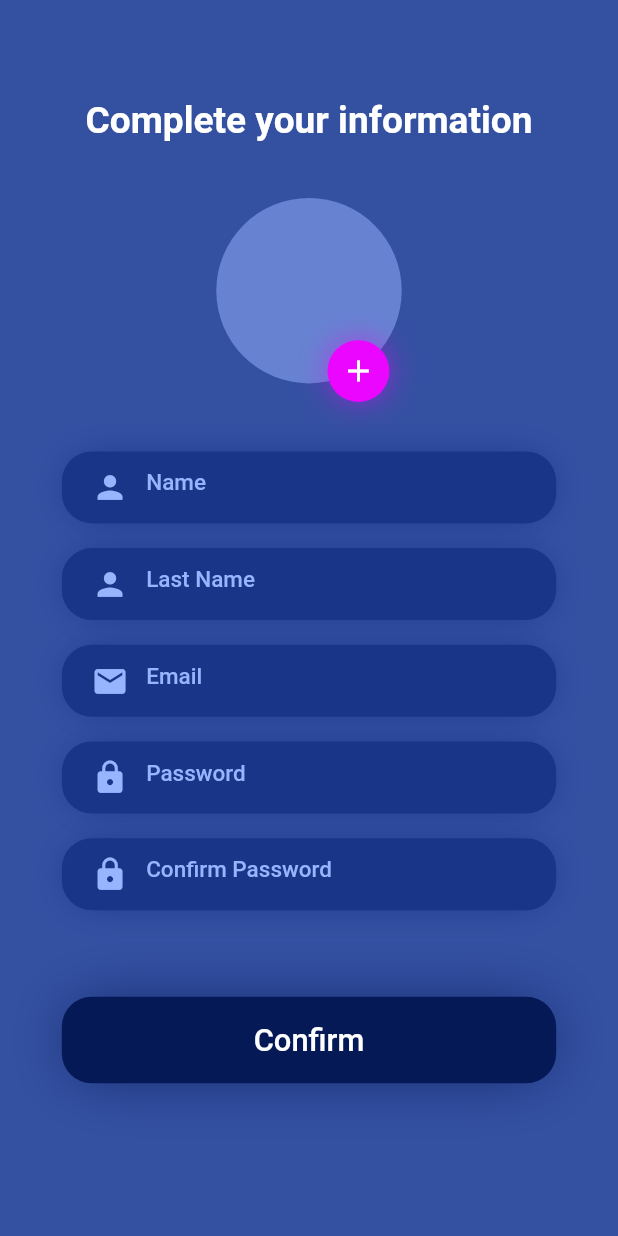
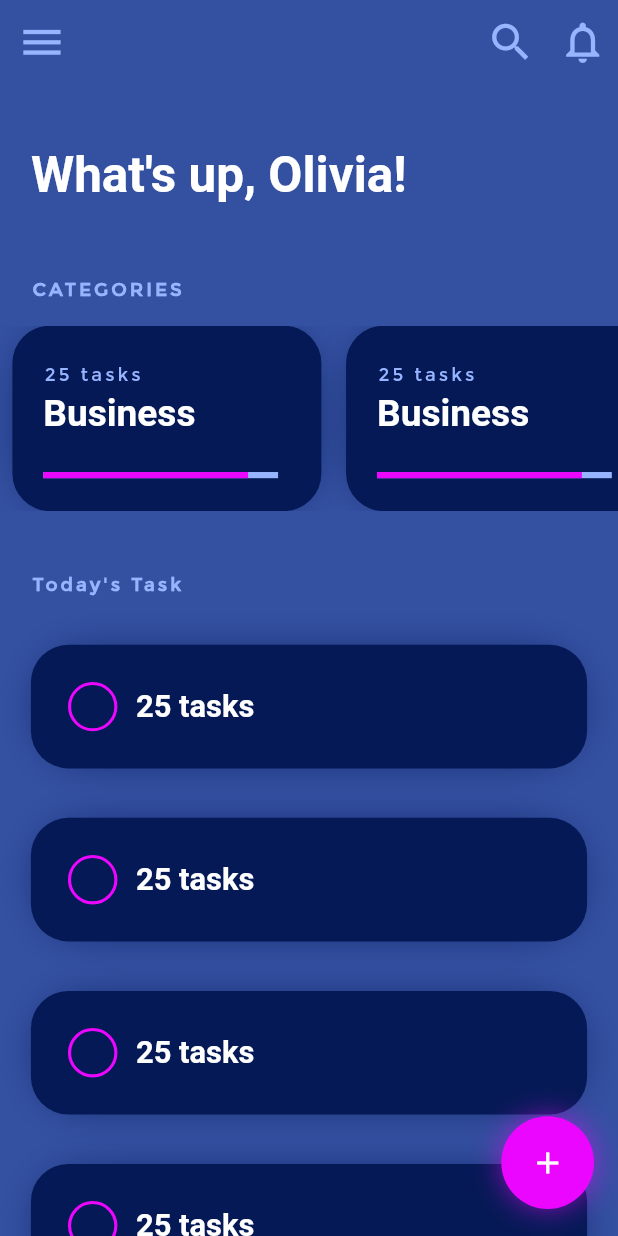
Before and after one commit to AmirMohammadKargar/Day, a Flutter app: the SignUp screen opened by its route, after a tap on "Confirm", on a phone screen of 412 x 824 dp. Run offline on Flutter 3.47's test engine with Material 2 defaults, Android fonts, the phone set to English and light mode, and no system bars; our stand-ins replace flutter_translate.

Commit message:
Complete home page in home feature.

```diff
--- a/assets/i18n/en_US.json
+++ b/assets/i18n/en_US.json
@@ -15,5 +15,11 @@
             "ConfirmPassword":"Confirm Password",
             "Confirm":"Confirm"
         }
+    },
+    "Home":{
+       "Home":{
+        "Wellcome":"What's up, ",
+        "Category":"CATEGORIES"
+       }
     }
 }
--- /dev/null
+++ b/lib/Feature/Home/presentation/pages/Home.dart
@@ -0,0 +1,147 @@
+import 'package:Day/Feature/Home/presentation/widgets/category_item.dart';
+import 'package:Day/core/utils/constans.dart';
+import 'package:Day/core/widgets/custom_circle_button.dart';
+import 'package:Day/core/widgets/task_item.dart';
+import 'package:flutter/material.dart';
+import 'package:flutter_translate/flutter_translate.dart';
+
+class Home extends StatefulWidget {
+  Home({Key key}) : super(key: key);
+
+  @override
+  _HomeState createState() => _HomeState();
+}
+
+class _HomeState extends State<Home> {
+  @override
+  Widget build(BuildContext context) {
+    final Size size = MediaQuery.of(context).size;
+    return Scaffold(
+      floatingActionButton: CustomCircleButton(
+        size: size,
+        width: size.width * 0.15,
+        height: size.height * 0.08,
+      ),
+      appBar: AppBar(
+        backgroundColor: Colors.transparent,
+        shadowColor: Colors.transparent,
+        leading: IconButton(
+            icon: Icon(
+              Icons.menu,
+              color: skyBlue,
+              size: size.width * 0.08,
+            ),
+            onPressed: null),
+        actions: [
+          IconButton(
+              icon: Icon(
+                Icons.search,
+                color: skyBlue,
+                size: size.width * 0.08,
+              ),
+              onPressed: null),
+          IconButton(
+              icon: Icon(
+                Icons.notifications_none,
+                color: skyBlue,
+                size: size.width * 0.08,
+              ),
+              onPressed: null),
+        ],
+      ),
+      body: SingleChildScrollView(
+        child: Column(
+          crossAxisAlignment: CrossAxisAlignment.start,
+          children: <Widget>[
+            SizedBox(
+              height: size.height * 0.05,
+            ),
+            Padding(
+              padding: EdgeInsets.symmetric(horizontal: size.width * 0.05),
+              child: Text(
+                translate("Home.Home.Wellcome") + "Olivia!",
+                style: Theme.of(context).textTheme.headline1.copyWith(
+                      fontSize: size.width * 0.08,
+                    ),
+              ),
+            ),
+            SizedBox(
+              height: size.height * 0.06,
+            ),
+            Padding(
+              padding: EdgeInsets.symmetric(horizontal: size.width * 0.05),
+              child: Text(
+                translate("Home.Home.Category"),
+                style: Theme.of(context).textTheme.headline3.copyWith(
+                      fontSize: size.width * 0.03,
+                      fontWeight: FontWeight.bold,
+                    ),
+              ),
+            ),
+            SizedBox(
+              height: size.height * 0.02,
+            ),
+            Container(
+              height: size.height * 0.15,
+              child: ListView.builder(
+                scrollDirection: Axis.horizontal,
+                itemCount: 5,
+                itemBuilder: (context, index) {
+                  return Padding(
+                    padding:
+                        EdgeInsets.symmetric(horizontal: size.width * 0.02),
+                    child: CategoryItem(
+                      size: size,
+                      task: "25 ",
+                      category: "Business",
+                      color: pink,
+                      width: 20,
+                    ),
+                  );
+                },
+              ),
+            ),
+            SizedBox(
+              height: size.height * 0.05,
+            ),
+            Padding(
+              padding: EdgeInsets.symmetric(horizontal: size.width * 0.05),
+              child: Text(
+                "Today's Task",
+                style: Theme.of(context).textTheme.headline3.copyWith(
+                      fontSize: size.width * 0.03,
+                      fontWeight: FontWeight.bold,
+                    ),
+              ),
+            ),
+            SizedBox(
+              height: size.height * 0.02,
+            ),
+            Container(
+              height: size.height * 0.85,
+              child: ListView.builder(
+                itemCount: 5,
+                itemBuilder: (context, index) {
+                  return Padding(
+                    padding: EdgeInsets.symmetric(
+                      vertical: size.height * 0.02,
+                      horizontal: size.width * 0.05,
+                    ),
+                    child: TaskItem(
+                      size: size,
+                      task: "25 ",
+                      category: "Business",
+                      color: pink,
+                      width: 20,
+                      isComplete: false,
+                    ),
+                  );
+                },
+              ),
+            ),
+          ],
+        ),
+      ),
+    );
+  }
+}
--- /dev/null
+++ b/lib/Feature/Home/presentation/widgets/category_item.dart
@@ -0,0 +1,90 @@
+import 'package:Day/core/utils/constans.dart';
+import 'package:flutter/material.dart';
+
+class CategoryItem extends StatelessWidget {
+  const CategoryItem({
+    Key key,
+    @required this.size,
+    this.color,
+    this.task,
+    this.category,
+    this.width,
+    this.onPress,
+  }) : super(key: key);
+
+  final Size size;
+  final Color color;
+  final String task, category;
+  final double width;
+  final Function onPress;
+  @override
+  Widget build(BuildContext context) {
+    return Container(
+      width: size.width * 0.5,
+      height: size.height * 0.15,
+      decoration: BoxDecoration(
+        color: deepBlue,
+        borderRadius: BorderRadius.circular(25),
+        boxShadow: [
+          BoxShadow(
+            color: deepBlue,
+            spreadRadius: -10,
+            blurRadius: 25,
+          ),
+        ],
+      ),
+      child: Material(
+        borderRadius: BorderRadius.circular(25),
+        color: Colors.transparent,
+        child: InkWell(
+          borderRadius: BorderRadius.circular(25),
+          onTap: () {
+            onPress();
+          },
+          child: Padding(
+            padding: EdgeInsets.symmetric(horizontal: size.width * 0.05),
+            child: Column(
+              crossAxisAlignment: CrossAxisAlignment.start,
+              children: <Widget>[
+                SizedBox(
+                  height: size.height * 0.03,
+                ),
+                Text(
+                  "$task" + "tasks",
+                  style: Theme.of(context).textTheme.headline3.copyWith(
+                        fontSize: size.width * 0.03,
+                      ),
+                ),
+                SizedBox(
+                  height: size.height * 0.005,
+                ),
+                Text(
+                  "$category",
+                  style: Theme.of(context).textTheme.headline2.copyWith(
+                        fontSize: size.width * 0.06,
+                        fontWeight: FontWeight.bold,
+                      ),
+                ),
+                SizedBox(
+                  height: size.height * 0.03,
+                ),
+                Container(
+                  width: size.width * 0.38,
+                  height: size.height * 0.005,
+                  decoration: BoxDecoration(color: skyBlue),
+                  child: FractionallySizedBox(
+                    child: Divider(
+                      endIndent: width == null ? null : width,
+                      thickness: size.height * 0.005,
+                      color: width == null ? Colors.transparent : pink,
+                    ),
+                  ),
+                ),
+              ],
+            ),
+          ),
+        ),
+      ),
+    );
+  }
+}
--- a/lib/Feature/Login/presentation/pages/sign_up.dart
+++ b/lib/Feature/Login/presentation/pages/sign_up.dart
@@ -91,6 +91,9 @@ class _SignUpState extends State<SignUp> {
                 width: size.width * 0.8,
                 height: size.height * 0.07,
                 text: translate("Login.SignUp.Confirm"),
+                onPress: () {
+                  Navigator.pushNamed(context, '/Home');
+                },
               )
             ],
           ),
--- /dev/null
+++ b/lib/core/widgets/task_item.dart
@@ -0,0 +1,90 @@
+import 'package:Day/core/utils/constans.dart';
+import 'package:flutter/material.dart';
+
+class TaskItem extends StatelessWidget {
+  const TaskItem({
+    Key key,
+    @required this.size,
+    this.color,
+    this.task,
+    this.category,
+    this.width,
+    this.onPress,
+    this.isComplete,
+  }) : super(key: key);
+
+  final Size size;
+  final Color color;
+  final String task, category;
+  final double width;
+  final Function onPress;
+  final bool isComplete;
+  @override
+  Widget build(BuildContext context) {
+    return Container(
+      width: size.width * 0.5,
+      height: size.height * 0.1,
+      decoration: BoxDecoration(
+        color: deepBlue,
+        borderRadius: BorderRadius.circular(25),
+        boxShadow: [
+          BoxShadow(
+            color: deepBlue,
+            spreadRadius: -10,
+            blurRadius: 25,
+          ),
+        ],
+      ),
+      child: Material(
+        borderRadius: BorderRadius.circular(25),
+        color: Colors.transparent,
+        child: InkWell(
+          borderRadius: BorderRadius.circular(25),
+          onTap: () {
+            onPress();
+          },
+          child: Padding(
+            padding: EdgeInsets.symmetric(horizontal: size.width * 0.05),
+            child: Row(
+              children: <Widget>[
+                isComplete == true
+                    ? Container(
+                        width: size.width * 0.1,
+                        height: size.height * 0.04,
+                        decoration: BoxDecoration(
+                          color: darkBlue,
+                          shape: BoxShape.circle,
+                        ),
+                        child: Icon(
+                          Icons.check,
+                          color: white,
+                        ),
+                      )
+                    : Container(
+                        width: size.width * 0.1,
+                        height: size.height * 0.04,
+                        decoration: BoxDecoration(
+                          color: Colors.transparent,
+                          border: Border.all(
+                            color: color,
+                            width: size.width * 0.005,
+                          ),
+                          shape: BoxShape.circle,
+                        ),
+                      ),
+                SizedBox(width: size.width * 0.02),
+                Text(
+                  "$task" + "tasks",
+                  style: Theme.of(context).textTheme.headline2.copyWith(
+                        fontSize: size.width * 0.05,
+                        fontWeight: FontWeight.bold,
+                      ),
+                ),
+              ],
+            ),
+          ),
+        ),
+      ),
+    );
+  }
+}
--- a/lib/main.dart
+++ b/lib/main.dart
@@ -1,3 +1,4 @@
+import 'package:Day/Feature/Home/presentation/pages/Home.dart';
 import 'package:Day/Feature/Login/presentation/pages/sign_up.dart';
 import 'package:Day/Feature/Login/presentation/pages/walkthrough.dart';
 import 'package:Day/core/utils/constans.dart';
@@ -53,6 +54,7 @@ class MyApp extends StatelessWidget {
       routes: {
         '/': (context) => Walkthrough(),
         '/SignUp': (context) => SignUp(),
+        '/Home': (context) => Home(),
       },
     );
   }
```
Also changed, not shown: 1 other file.
